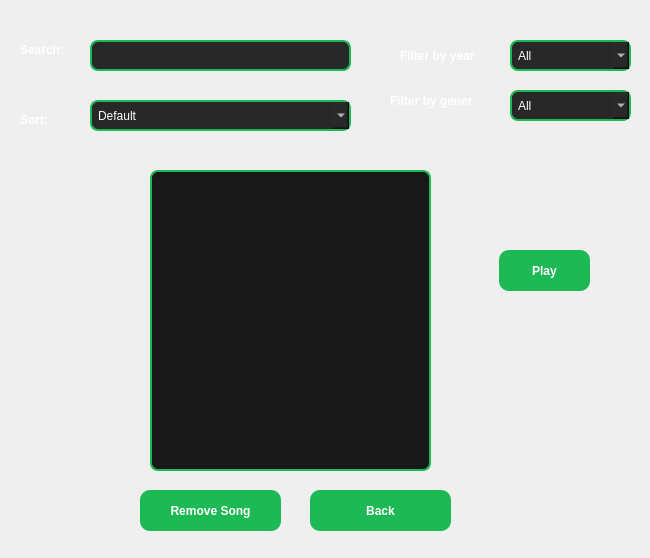
First picture: the form in playlistsongswindow.ui, repository Fatemehasadi86/spotify1, before the edit.
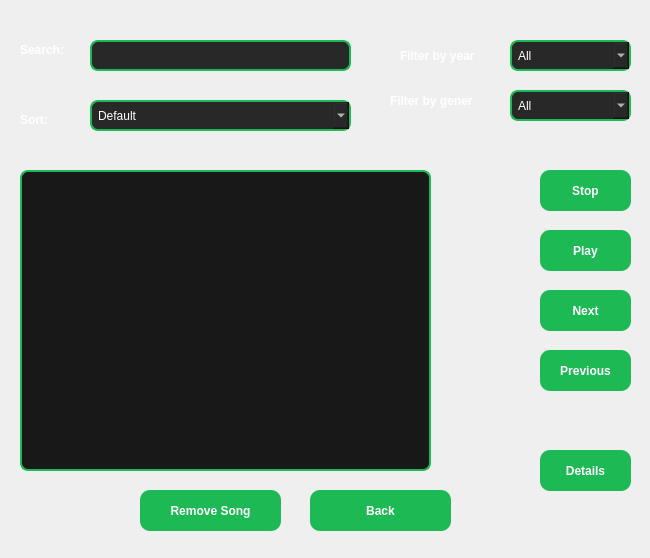
Second picture: the form after the edit.

Commit message: Add pause & previous & next for playlist

Diff of the .ui file:
```diff
--- a/playlistsongswindow.ui
+++ b/playlistsongswindow.ui
@@ -63,9 +63,9 @@
   <widget class="QListWidget" name="listWidget">
    <property name="geometry">
     <rect>
-     <x>150</x>
+     <x>20</x>
      <y>170</y>
-     <width>281</width>
+     <width>411</width>
      <height>301</height>
     </rect>
    </property>
@@ -296,8 +296,8 @@
   <widget class="QPushButton" name="pushButton_3">
    <property name="geometry">
     <rect>
-     <x>499</x>
-     <y>250</y>
+     <x>540</x>
+     <y>230</y>
      <width>91</width>
      <height>41</height>
     </rect>
@@ -306,6 +306,58 @@
     <string>Play</string>
    </property>
   </widget>
+  <widget class="QPushButton" name="pushButton_4">
+   <property name="geometry">
+    <rect>
+     <x>540</x>
+     <y>170</y>
+     <width>91</width>
+     <height>41</height>
+    </rect>
+   </property>
+   <property name="text">
+    <string>Stop</string>
+   </property>
+  </widget>
+  <widget class="QPushButton" name="pushButton_5">
+   <property name="geometry">
+    <rect>
+     <x>540</x>
+     <y>290</y>
+     <width>91</width>
+     <height>41</height>
+    </rect>
+   </property>
+   <property name="text">
+    <string>Next</string>
+   </property>
+  </widget>
+  <widget class="QPushButton" name="pushButton_6">
+   <property name="geometry">
+    <rect>
+     <x>540</x>
+     <y>350</y>
+     <width>91</width>
+     <height>41</height>
+    </rect>
+   </property>
+   <property name="text">
+    <string>Previous</string>
+   </property>
+  </widget>
+  <widget class="QPushButton" name="pushButton_7">
+   <property name="geometry">
+    <rect>
+     <x>540</x>
+     <y>450</y>
+     <width>91</width>
+     <height>41</height>
+    </rect>
+   </property>
+   <property name="text">
+    <string>Details</string>
+   </property>
+  </widget>
  </widget>
  <resources/>
  <connections/>
```
The commit also changes 58 other files.
